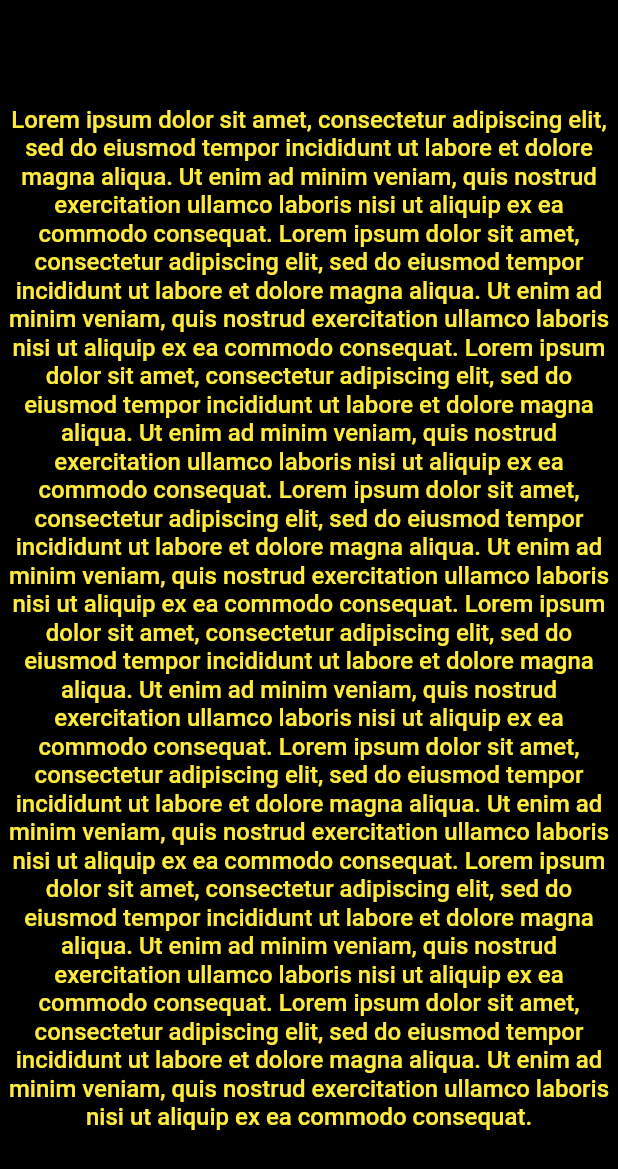
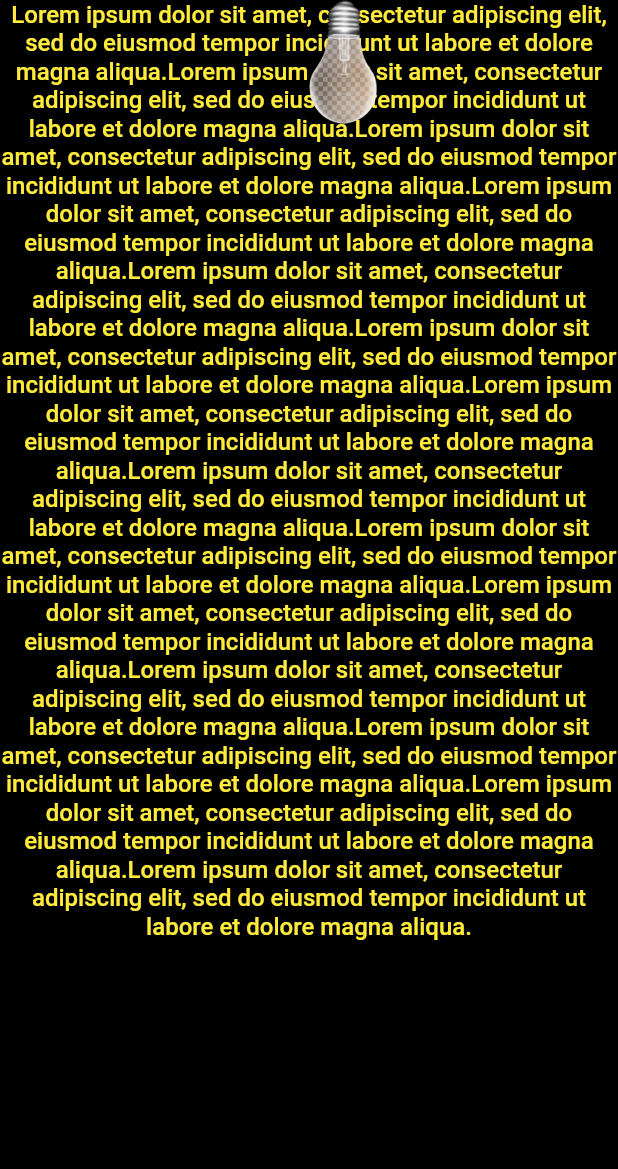
Before and after one commit to freekvandeven/flutter_lamp, a Flutter app: the screen it shows after launch, on a phone screen of 412 x 824 dp. Shown: the top 1169 px of the screen. Run offline on Flutter 3.47's test engine with Material 2 defaults, Android fonts, the phone set to English and light mode, and no system bars; our stand-ins replace hooks_riverpod.

Commit message:
feat: added lightbulb

```diff
--- a/lib/src/ui/screens/home.dart
+++ b/lib/src/ui/screens/home.dart
@@ -1,26 +1,70 @@
 import 'package:flutter/material.dart';
 
-class HomeScreen extends StatelessWidget {
+class HomeScreen extends StatefulWidget {
   const HomeScreen({Key? key}) : super(key: key);
 
   static final String _loremText =
       'Lorem ipsum dolor sit amet, consectetur adipiscing elit, '
-      'sed do eiusmod tempor incididunt ut labore et dolore magna aliqua.'
-      ' Ut enim ad minim veniam, quis nostrud exercitation ullamco laboris '
-      'nisi ut aliquip ex ea commodo consequat. ';
+      'sed do eiusmod tempor incididunt ut labore et dolore magna aliqua.';
+
+  @override
+  State<HomeScreen> createState() => _HomeScreenState();
+}
+
+class _HomeScreenState extends State<HomeScreen> {
+  bool _isOn = false;
+  Offset position = Offset.zero;
+
+  @override
+  void initState() {
+    super.initState();
+    // set initial offset to center of screen
+    WidgetsBinding.instance.addPostFrameCallback((_) {
+      setState(() {
+        position = Offset(MediaQuery.of(context).size.width / 2, 0);
+      });
+    });
+  }
 
   @override
   Widget build(BuildContext context) {
+    var size = MediaQuery.of(context).size;
     return Scaffold(
       // fill entire screen with lorem ipsum
       backgroundColor: Colors.black,
-      body: Center(
-        child: Text(
-          _loremText *
-              (MediaQuery.of(context).size.height ~/
-                  _calculateTextSize(context)),
-          style: Theme.of(context).textTheme.bodyText1,
-          textAlign: TextAlign.center,
+      body: SafeArea(
+        child: Stack(
+          children: [
+            Text(
+              HomeScreen._loremText *
+                  (MediaQuery.of(context).size.height ~/
+                      _calculateTextSize(context)),
+              style: Theme.of(context).textTheme.bodyText1,
+              textAlign: TextAlign.center,
+            ),
+            Positioned(
+              left: position.dx,
+              top: position.dy,
+              child: Column(
+                crossAxisAlignment: CrossAxisAlignment.center,
+                children: [
+                  GestureDetector(
+                    onTap: () {
+                      setState(() {
+                        _isOn = !_isOn;
+                      });
+                    },
+                    child: Image.asset(
+                      _isOn
+                          ? 'assets/images/bright_bulb.png'
+                          : 'assets/images/bulb.png',
+                      height: size.height * 0.1,
+                    ),
+                  ),
+                ],
+              ),
+            ),
+          ],
         ),
       ),
     );
@@ -29,7 +73,7 @@ class HomeScreen extends StatelessWidget {
   double _calculateTextSize(BuildContext context) {
     return (TextPainter(
       text: TextSpan(
-        text: _loremText,
+        text: HomeScreen._loremText,
         style: Theme.of(context).textTheme.bodyText1,
       ),
       textDirection: TextDirection.ltr,
```
Also changed, not shown: assets/images/bright_bulb.png (added), assets/images/bulb.png (added).
